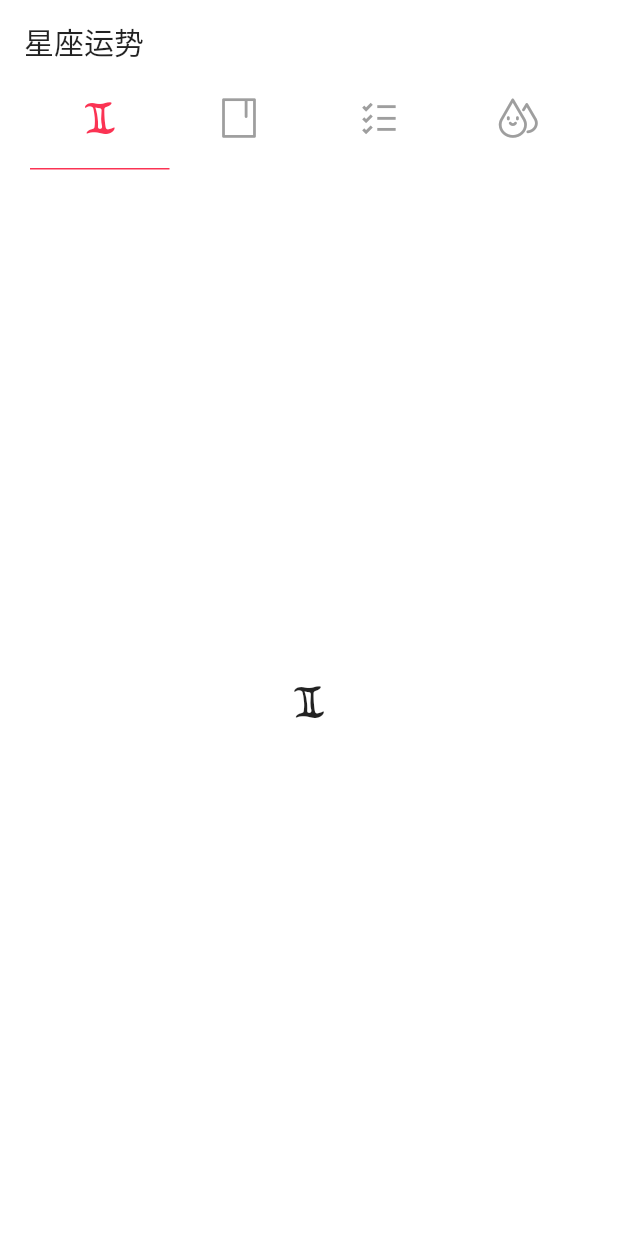
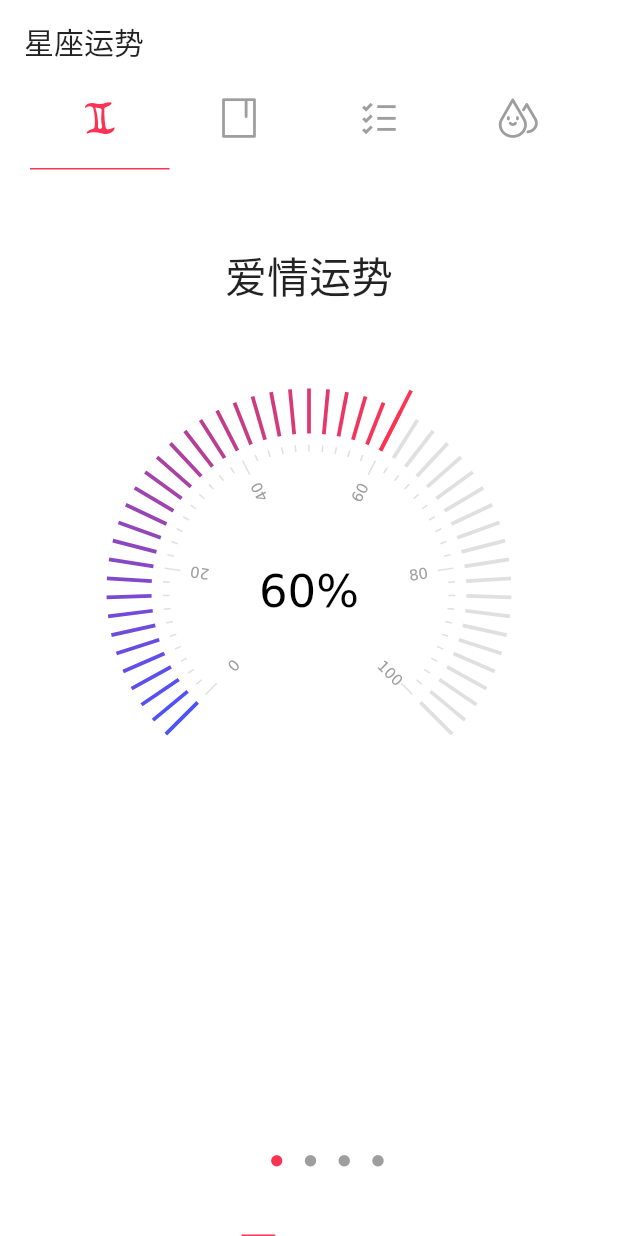
Before and after one commit to wanglu1209/OurNote, a Flutter app: the MainRoute screen opened directly, on a phone screen of 412 x 824 dp. Run offline on Flutter 3.47's test engine with Material 2 defaults, Android fonts, the phone set to English and light mode, and no system bars; our stand-ins replace dio, flutter_spinkit, fluttertoast; generated files the repository leaves out were written again.

Commit message:
自定义View 渐变仪表盘完成

```diff
--- /dev/null
+++ b/our_note/lib/common/DioFactory.dart
@@ -0,0 +1,12 @@
+import 'package:dio/dio.dart';
+
+class DioFactory {
+  static Dio _instance;
+
+  static Dio getDio() {
+    if (_instance == null) {
+      _instance = Dio()..options.connectTimeout = 5000;
+    }
+    return _instance;
+  }
+}
--- a/our_note/lib/common/MyIcons.dart
+++ b/our_note/lib/common/MyIcons.dart
@@ -16,4 +16,7 @@ class MyIcons {
   // 姨妈
   static const IconData menses =
       const IconData(0xe636, fontFamily: 'Iconfont', matchTextDirection: true);
+  // 姨妈
+  static const IconData dot =
+      const IconData(0xe6bf, fontFamily: 'Iconfont', matchTextDirection: true);
 }
--- a/our_note/lib/main.dart
+++ b/our_note/lib/main.dart
@@ -1,6 +1,5 @@
 import 'package:flutter/material.dart';
 import 'package:our_note/ui/LoginRoute.dart';
-import 'package:our_note/custom_view/TestCustom.dart';
 
 void main() => runApp(MyApp());
 
@@ -14,8 +13,7 @@ class MyApp extends StatelessWidget {
         primaryColorBrightness: Brightness.light,
         primaryColor: Color(0xFFFB3353),
       ),
-      // home: LoginRoute(),
-      home: GradientInstrumentPanel(),
+      home: LoginRoute(),
     );
   }
 }
--- /dev/null
+++ b/our_note/lib/models/Constellation.dart
@@ -0,0 +1,42 @@
+import 'package:json_annotation/json_annotation.dart';
+import 'dart:convert';
+part 'Constellation.g.dart';
+
+@JsonSerializable()
+class Constellation {
+  int date;
+  String name;
+  String datetime;
+  String all;
+  String color;
+  String health;
+  String love;
+  String money;
+  int number;
+  String qFriend;
+  String summary;
+  String work;
+  String resultcode;
+  int errorCode;
+
+  factory Constellation.fromJson(String text) =>
+      _$ConstellationFromJson(json.decode(text));
+  Map<String, dynamic> toJson() => _$ConstellationToJson(this);
+
+  Constellation({
+    this.date,
+    this.name,
+    this.datetime,
+    this.all,
+    this.color,
+    this.health,
+    this.love,
+    this.money,
+    this.number,
+    this.qFriend,
+    this.summary,
+    this.work,
+    this.resultcode,
+    this.errorCode,
+  });
+}
--- /dev/null
+++ b/our_note/lib/ui/ConstellationItemPage.dart
@@ -0,0 +1,33 @@
+import 'package:flutter/material.dart';
+import 'package:our_note/custom_view/GradientInstrumentPanel.dart';
+
+class ConstellationItemPage extends StatefulWidget {
+  final String title;
+  final double progress;
+
+  ConstellationItemPage({@required this.title, @required this.progress});
+
+  @override
+  _ConstellationItemPageState createState() => _ConstellationItemPageState();
+}
+
+class _ConstellationItemPageState extends State<ConstellationItemPage> {
+  @override
+  Widget build(BuildContext context) {
+    return Column(
+      mainAxisSize: MainAxisSize.min,
+      children: <Widget>[
+        Padding(
+          padding: EdgeInsets.only(bottom: 40.0),
+          child: Text(
+            widget.title,
+            style: TextStyle(fontSize: 28.0),
+          ),
+        ),
+        GradientInstrumentPanel(
+          progress: widget.progress,
+        ),
+      ],
+    );
+  }
+}
--- /dev/null
+++ b/our_note/lib/ui/ConstellationPage.dart
@@ -0,0 +1,93 @@
+import 'package:flutter/material.dart';
+import 'package:our_note/common/DioFactory.dart';
+import 'package:dio/dio.dart';
+import 'package:our_note/common/MyIcons.dart';
+import 'dart:convert';
+import 'package:our_note/models/Constellation.dart';
+import 'package:our_note/ui/ConstellationItemPage.dart';
+
+class ConstellationPage extends StatefulWidget {
+  @override
+  _ConstellationPageState createState() => _ConstellationPageState();
+}
+
+class _ConstellationPageState extends State<ConstellationPage>
+    with SingleTickerProviderStateMixin {
+  TabController _tabController;
+  final List<Tab> tabs = <Tab>[
+    Tab(
+      child: Icon(
+        MyIcons.dot,
+        size: 15.0,
+      ),
+    ),
+    Tab(
+      child: Icon(
+        MyIcons.dot,
+        size: 15.0,
+      ),
+    ),
+    Tab(
+      child: Icon(
+        MyIcons.dot,
+        size: 15.0,
+      ),
+    ),
+    Tab(
+      child: Icon(
+        MyIcons.dot,
+        size: 15.0,
+      ),
+    ),
+  ];
+  @override
+  void initState() {
+    super.initState();
+    _tabController = TabController(initialIndex: 0, length: 4, vsync: this);
+    // requestConstellation();
+  }
+
+  requestConstellation() async {
+    Response response = await DioFactory.getDio().get(
+        'http://web.juhe.cn:8080/constellation/getAll?consName=%E5%8F%8C%E5%AD%90%E5%BA%A7&type=today&key=fa8e09bf39d81506121db976accb3927');
+
+    Constellation constellation = Constellation.fromJson(response.data);
+    print(constellation.summary);
+  }
+
+  @override
+  Widget build(BuildContext context) {
+    return Container(
+      margin: EdgeInsets.only(top: 50.0),
+      child: Column(
+        mainAxisSize: MainAxisSize.min,
+        children: <Widget>[
+          Expanded(
+            flex: 1,
+            child: Container(
+              child: TabBarView(controller: _tabController, children: <Widget>[
+                ConstellationItemPage(title: '爱情运势', progress: 30),
+                ConstellationItemPage(title: '工作状况', progress: 40),
+                ConstellationItemPage(title: '投资理财', progress: 20),
+                ConstellationItemPage(title: '健康指数', progress: 25),
+              ]),
+            ),
+          ),
+          Container(
+            constraints: BoxConstraints.tight(Size(90, 100)),
+            child: TabBar(
+              controller: _tabController,
+              indicatorColor: Theme.of(context).primaryColor,
+              indicatorSize: TabBarIndicatorSize.tab,
+              labelColor: Theme.of(context).primaryColor,
+              unselectedLabelColor: Colors.grey,
+              indicatorWeight: 1,
+              tabs: tabs,
+              isScrollable: false,
+            ),
+          )
+        ],
+      ),
+    );
+  }
+}
--- a/our_note/lib/ui/LoginRoute.dart
+++ b/our_note/lib/ui/LoginRoute.dart
@@ -1,6 +1,6 @@
 import 'package:flutter/cupertino.dart';
 import 'package:flutter/material.dart';
-import 'package:our_note/ui/Loading.dart';
+import 'package:our_note/custom_view/Loading.dart';
 import 'package:our_note/common/HeroTags.dart';
 import 'package:our_note/ui/MainRoute.dart';
 import 'package:our_note/utils/ToastUtil.dart';
--- a/our_note/lib/ui/MainRoute.dart
+++ b/our_note/lib/ui/MainRoute.dart
@@ -1,5 +1,6 @@
 import 'package:flutter/material.dart';
 import 'package:our_note/common/MyIcons.dart';
+import 'package:our_note/ui/ConstellationPage.dart';
 
 class MainRoute extends StatefulWidget {
   final List<Tab> tabs = <Tab>[
@@ -35,12 +36,18 @@ class MainRoute extends StatefulWidget {
 class _MainRouteState extends State<MainRoute>
     with SingleTickerProviderStateMixin {
   TabController _tabController;
+  List<String> titles = ['星座运势', '备忘录', '待办事项', '小姨妈'];
+  String title;
   @override
   void initState() {
     _tabController = TabController(vsync: this, length: widget.tabs.length);
     _tabController.addListener(() {
-      print(_tabController.index);
+      setState(() {
+        title = titles[_tabController.index];
+      });
     });
+    title = titles[0];
+    print(title);
     super.initState();
   }
 
@@ -59,7 +66,7 @@ class _MainRouteState extends State<MainRoute>
           elevation: 0.0,
           // 去掉返回键
           automaticallyImplyLeading: false,
-          title: Text('星座运势'),
+          title: Text(titles[_tabController.index]),
         ),
         body: Column(
           mainAxisSize: MainAxisSize.max,
@@ -79,11 +86,12 @@ class _MainRouteState extends State<MainRoute>
               ),
             ),
             Expanded(
-              child: TabBarView(
-                  controller: _tabController,
-                  children: widget.tabs
-                      .map((Tab tab) => Center(child: tab.child))
-                      .toList()),
+              child: TabBarView(controller: _tabController, children: <Widget>[
+                ConstellationPage(),
+                ConstellationPage(),
+                ConstellationPage(),
+                ConstellationPage()
+              ]),
             )
           ],
         ));
--- a/our_note/lib/utils/CalcGradientColor.dart
+++ b/our_note/lib/utils/CalcGradientColor.dart
@@ -11,6 +11,7 @@ class CalcGradientColor {
     int blueEnd = endColor.blue;
     int greenEnd = endColor.green;
     int alphaEnd = endColor.alpha;
+    if (totalStep == 0) totalStep = 1;
 
     int redCurrent =
         (redStart + (redEnd - redStart) / totalStep * step).toInt();
--- a/our_note/pubspec.yaml
+++ b/our_note/pubspec.yaml
@@ -22,11 +22,14 @@ dependencies:
   dio: ^1.0.11
   flutter_spinkit: ^3.0.0
   fluttertoast: ^2.2.1
+  json_annotation: ^2.0.0
 
 
 dev_dependencies:
   flutter_test:
     sdk: flutter
+  build_runner: ^1.1.2
+  json_serializable: ^2.0.1
 
 
 # For information on the generic Dart part of this file, see the
```
Also changed, not shown: our_note/lib/custom_view/GradientInstrumentPanel.dart (+142 -31 lines), our_note/assets/font/iconfont.ttf, our_note/lib/custom_view/Loading.dart (renamed from our_note/lib/ui/Loading.dart), our_note/lib/models/Constellation.g.dart (added).
